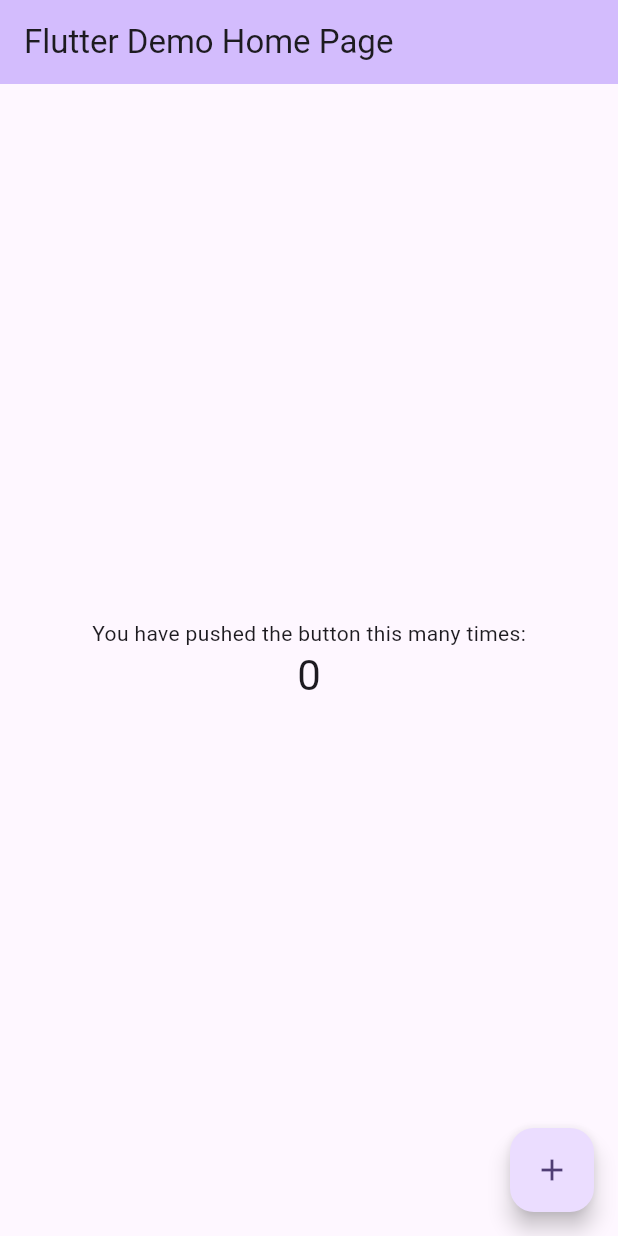
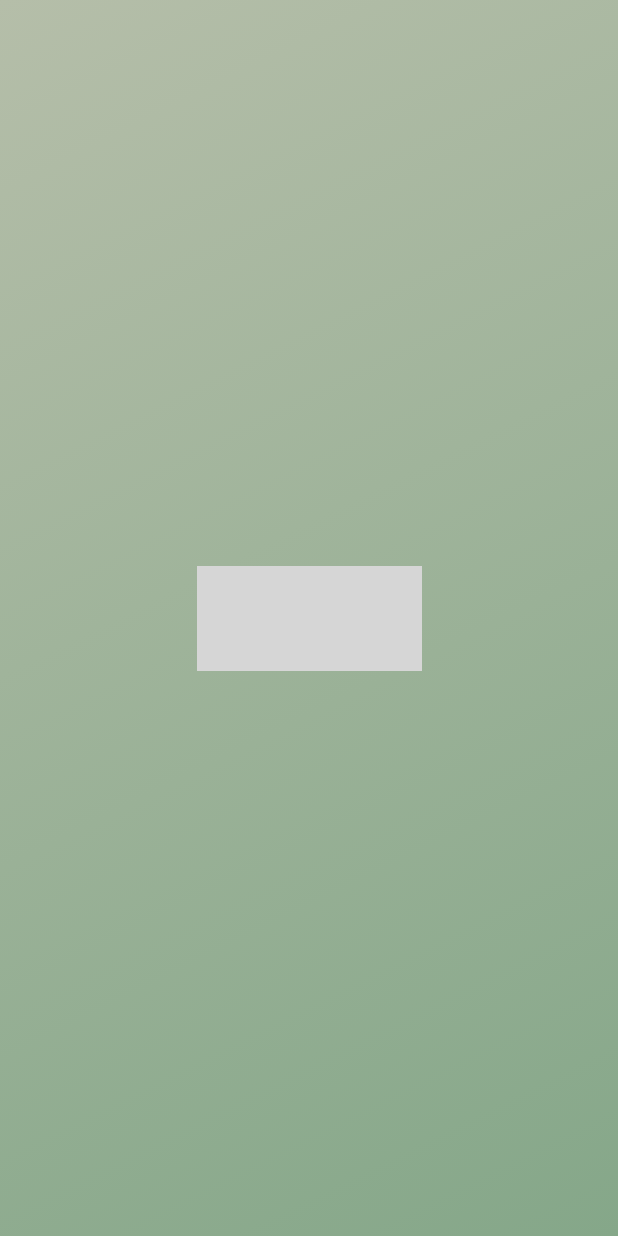
Before and after one commit to afyaruro/upcpro-app, a Flutter app: the screen it shows after launch, on a phone screen of 412 x 824 dp. Run offline on Flutter 3.47's test engine with Material 3 defaults, Android fonts, the light colour scheme and no system bars; grey boxes are pictures that could not be loaded.

Commit message:
estructura proyecto2

```diff
--- /dev/null
+++ b/lib/Presentation/Screens/Splash/splash.dart
@@ -0,0 +1,94 @@
+import 'package:flutter/material.dart';
+
+class Splash extends StatefulWidget {
+  const Splash({super.key});
+
+  @override
+  SplashState createState() => SplashState();
+}
+
+class SplashState extends State<Splash> with SingleTickerProviderStateMixin {
+  late AnimationController _controller;
+  late Animation _fadeAnimation;
+
+  @override
+  void initState() {
+    super.initState();
+
+    _controller = AnimationController(
+      vsync: this,
+      duration: const Duration(seconds: 1),
+    );
+
+    _fadeAnimation = Tween(begin: 0.0, end: 1.0).animate(
+      CurvedAnimation(parent: _controller, curve: Curves.easeInOut),
+    );
+
+    _controller.repeat(reverse: true);
+
+    Future.delayed(const Duration(seconds: 4), () {
+
+    });
+  }
+
+
+  // PageRouteBuilder createFadeTransition(Widget page) {
+  //   return PageRouteBuilder(
+  //     pageBuilder: (context, animation, secondaryAnimation) => page,
+  //     transitionsBuilder: (context, animation, secondaryAnimation, child) {
+  //       var begin = Offset(0.0, 1.0);
+  //       var end = Offset.zero;
+  //       var curve = Curves.easeInOut;
+  //       var tween =
+  //           Tween(begin: begin, end: end).chain(CurveTween(curve: curve));
+  //       var offsetAnimation = animation.drive(tween);
+
+  //       return FadeTransition(
+  //         opacity: animation,
+  //         child: SlideTransition(position: offsetAnimation, child: child),
+  //       );
+  //     },
+  //     transitionDuration: const Duration(seconds: 1),
+  //   );
+  // }
+
+  @override
+  Widget build(BuildContext context) {
+    return Scaffold(
+      body: Container(
+        width: double.infinity,
+        height: double.infinity,
+        decoration: const BoxDecoration(
+          gradient: LinearGradient(
+            begin: Alignment.topLeft,
+            end: Alignment.bottomRight,
+            colors: [
+              Color.fromARGB(255, 181, 190, 169),
+              Color.fromARGB(255, 133, 167, 137),
+            ],
+          ),
+        ),
+        child: Column(
+          mainAxisAlignment: MainAxisAlignment.center,
+          children: [
+            AnimatedBuilder(
+              animation: _fadeAnimation,
+              builder: (context, child) {
+                return Opacity(
+                  opacity: _fadeAnimation.value,
+                  child: child,
+                );
+              },
+              child: Image.asset(
+                "assets/image.png",
+                width: 150,
+                height: 70,
+                fit: BoxFit.cover,
+              ),
+            ),
+          ],
+        ),
+      ),
+    );
+  }
+}
--- a/lib/main.dart
+++ b/lib/main.dart
@@ -1,122 +1,41 @@
 import 'package:flutter/material.dart';
+import 'package:upcpro_app/Presentation/Screens/Splash/splash.dart';
 
-void main() {
-  runApp(const MyApp());
+void main() async {
+
+  // await Hive.initFlutter();
+  // await Hive.openBox('preguntas');
+  // await Hive.openBox('competencia-seleccionada');
+  // await Hive.openBox('nivel-actual');
+  // await Hive.openBox('puntajes');
+  // await Hive.openBox('usuario');
+
+
+  // Get.put(ControllerNiveles());
+
+  runApp(
+    const MyApp(),
+  );
 }
 
 class MyApp extends StatelessWidget {
-  const MyApp({super.key});
+  const MyApp({Key? key}) : super(key: key);
 
-  // This widget is the root of your application.
   @override
   Widget build(BuildContext context) {
     return MaterialApp(
-      title: 'Flutter Demo',
+      home: const Splash(),
+      debugShowCheckedModeBanner: false,
       theme: ThemeData(
-        // This is the theme of your application.
-        //
-        // TRY THIS: Try running your application with "flutter run". You'll see
-        // the application has a purple toolbar. Then, without quitting the app,
-        // try changing the seedColor in the colorScheme below to Colors.green
-        // and then invoke "hot reload" (save your changes or press the "hot
-        // reload" button in a Flutter-supported IDE, or press "r" if you used
-        // the command line to start the app).
-        //
-        // Notice that the counter didn't reset back to zero; the application
-        // state is not lost during the reload. To reset the state, use hot
-        // restart instead.
-        //
-        // This works for code too, not just values: Most code changes can be
-        // tested with just a hot reload.
-        colorScheme: ColorScheme.fromSeed(seedColor: Colors.deepPurple),
+        primaryColor: const Color.fromARGB(255, 104, 139, 108),
+        colorScheme: ColorScheme.fromSwatch(
+          primarySwatch: Colors.green,
+        ).copyWith(
+          secondary: const Color.fromARGB(255, 181, 190, 169), // Color de acento
+        ),
       ),
-      home: const MyHomePage(title: 'Flutter Demo Home Page'),
+
+
     );
   }
 }
-
-class MyHomePage extends StatefulWidget {
-  const MyHomePage({super.key, required this.title});
-
-  // This widget is the home page of your application. It is stateful, meaning
-  // that it has a State object (defined below) that contains fields that affect
-  // how it looks.
-
-  // This class is the configuration for the state. It holds the values (in this
-  // case the title) provided by the parent (in this case the App widget) and
-  // used by the build method of the State. Fields in a Widget subclass are
-  // always marked "final".
-
-  final String title;
-
-  @override
-  State<MyHomePage> createState() => _MyHomePageState();
-}
-
-class _MyHomePageState extends State<MyHomePage> {
-  int _counter = 0;
-
-  void _incrementCounter() {
-    setState(() {
-      // This call to setState tells the Flutter framework that something has
-      // changed in this State, which causes it to rerun the build method below
-      // so that the display can reflect the updated values. If we changed
-      // _counter without calling setState(), then the build method would not be
-      // called again, and so nothing would appear to happen.
-      _counter++;
-    });
-  }
-
-  @override
-  Widget build(BuildContext context) {
-    // This method is rerun every time setState is called, for instance as done
-    // by the _incrementCounter method above.
-    //
-    // The Flutter framework has been optimized to make rerunning build methods
-    // fast, so that you can just rebuild anything that needs updating rather
-    // than having to individually change instances of widgets.
-    return Scaffold(
-      appBar: AppBar(
-        // TRY THIS: Try changing the color here to a specific color (to
-        // Colors.amber, perhaps?) and trigger a hot reload to see the AppBar
-        // change color while the other colors stay the same.
-        backgroundColor: Theme.of(context).colorScheme.inversePrimary,
-        // Here we take the value from the MyHomePage object that was created by
-        // the App.build method, and use it to set our appbar title.
-        title: Text(widget.title),
-      ),
-      body: Center(
-        // Center is a layout widget. It takes a single child and positions it
-        // in the middle of the parent.
-        child: Column(
-          // Column is also a layout widget. It takes a list of children and
-          // arranges them vertically. By default, it sizes itself to fit its
-          // children horizontally, and tries to be as tall as its parent.
-          //
-          // Column has various properties to control how it sizes itself and
-          // how it positions its children. Here we use mainAxisAlignment to
-          // center the children vertically; the main axis here is the vertical
-          // axis because Columns are vertical (the cross axis would be
-          // horizontal).
-          //
-          // TRY THIS: Invoke "debug painting" (choose the "Toggle Debug Paint"
-          // action in the IDE, or press "p" in the console), to see the
-          // wireframe for each widget.
-          mainAxisAlignment: MainAxisAlignment.center,
-          children: <Widget>[
-            const Text('You have pushed the button this many times:'),
-            Text(
-              '$_counter',
-              style: Theme.of(context).textTheme.headlineMedium,
-            ),
-          ],
-        ),
-      ),
-      floatingActionButton: FloatingActionButton(
-        onPressed: _incrementCounter,
-        tooltip: 'Increment',
-        child: const Icon(Icons.add),
-      ), // This trailing comma makes auto-formatting nicer for build methods.
-    );
-  }
-}
```
